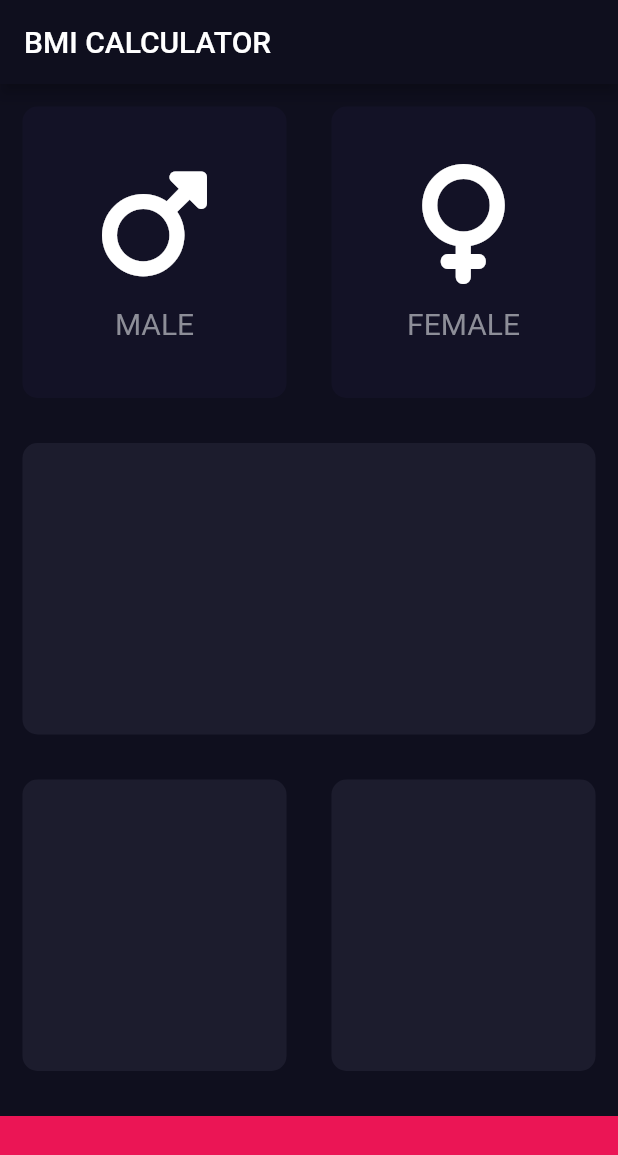
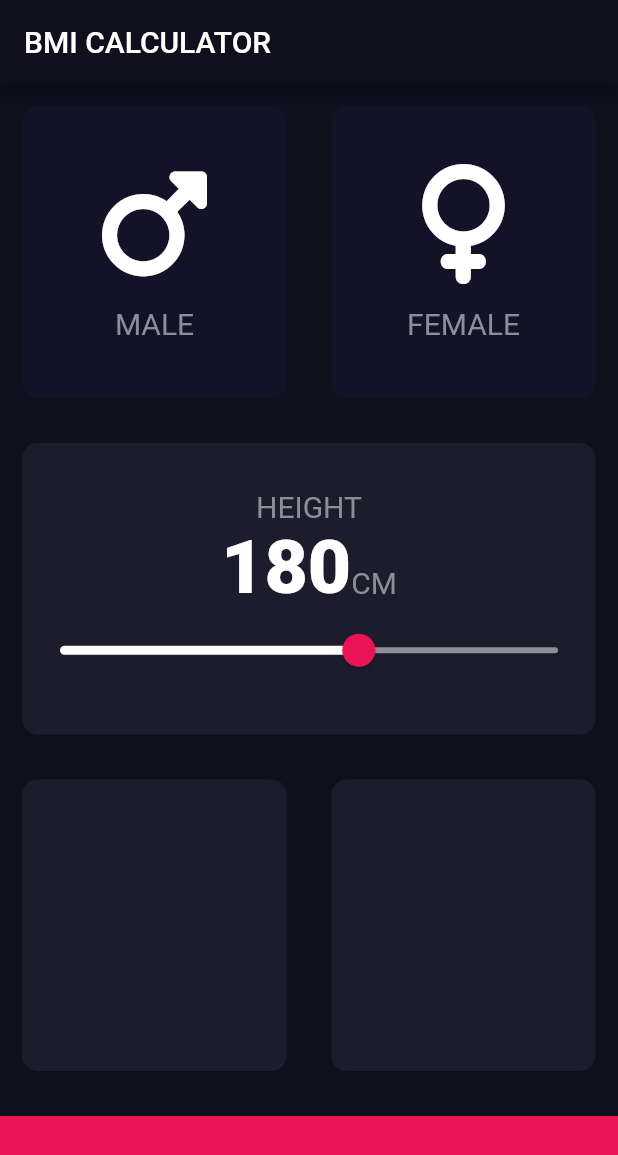
Before and after one commit to Florjadedan26/BMI_CALCULATOR, a Flutter app: the screen it shows after launch, on a phone screen of 412 x 824 dp. Shown: the top 1155 px of the screen. Run offline on Flutter 3.47's test engine with Material 2 defaults, Android fonts, the phone set to English and light mode, and no system bars; our stand-ins replace font_awesome_flutter.

```diff
--- a/lib/class.dart
+++ b/lib/class.dart
@@ -1,28 +1,28 @@
+import 'package:bmi_app/constant.dart';
 import 'package:flutter/material.dart';
 
 // icon content
 class ColumnCard extends StatelessWidget {
-   const ColumnCard({super.key, required this.cardIcon, required this.cardText});
+  const ColumnCard({super.key, required this.cardIcon, required this.cardText});
 
-  final IconData cardIcon;
+  final IconData? cardIcon;
   final String cardText;
 
   @override
   Widget build(BuildContext context) {
-    return Column (
+    return Column(
       mainAxisAlignment: MainAxisAlignment.center,
       children: [
-        Icon(cardIcon,
+        Icon(
+          cardIcon,
           size: 80.0,
         ),
         const SizedBox(
           height: 15.0,
         ),
-        Text(cardText,
-          style: const TextStyle(
-              fontSize: 20.0,
-              color: Color(0xFF8D8E98)
-          ),
+        Text(
+          cardText,
+          style: KTextLabel,
         ),
       ],
     );
@@ -31,10 +31,11 @@ class ColumnCard extends StatelessWidget {
 
 //card content
 class ReusableCard extends StatelessWidget {
-  const ReusableCard({super.key, required this.customColors , this.carChild, this.onPress});
+  const ReusableCard(
+      {super.key, required this.customColors, this.cardChild, this.onPress});
 
   final Color? customColors;
-  final Widget? carChild;
+  final Widget? cardChild;
   final VoidCallback? onPress;
 
   @override
@@ -47,7 +48,7 @@ class ReusableCard extends StatelessWidget {
           borderRadius: BorderRadius.circular(10),
           color: customColors,
         ),
-        child: carChild,
+        child: cardChild,
       ),
     );
   }
--- a/lib/const.dart
+++ /dev/null
@@ -1,12 +0,0 @@
-import 'package:flutter/material.dart';
-import 'package:font_awesome_flutter/font_awesome_flutter.dart';
-
-
-const activeCustomColor = Color(0xFF1C1C2D);
-const inactiveCustomColor = Color (0xFF131226);
-
-const bottomContainerHeight = 80.0;
-const bottomCustomColor = Color(0xFFEB1555);
-
-const cardIconMale = FontAwesomeIcons.mars;
-const cardIconeFemale = FontAwesomeIcons.venus;
--- /dev/null
+++ b/lib/constant.dart
@@ -0,0 +1,20 @@
+import 'package:flutter/material.dart';
+import 'package:font_awesome_flutter/font_awesome_flutter.dart';
+
+//color of card
+const KActiveCustomColor = Color(0xFF1C1C2D);
+const KInactiveCustomColor = Color(0xFF131226);
+
+//bottom section
+const KBottomContainerHeight = 80.0;
+const KBottomCustomColor = Color(0xFFEB1555);
+
+//icon of card
+const KCardIconMale = FontAwesomeIcons.mars;
+const KCardIconeFemale = FontAwesomeIcons.venus;
+
+//text of the card
+const KTextLabel = TextStyle(fontSize: 20.0, color: Color(0xFF8D8E98));
+
+//text of the slide
+const KHeightLabel = TextStyle(fontSize: 50.0, fontWeight: FontWeight.w900);
--- a/lib/input_page.dart
+++ b/lib/input_page.dart
@@ -1,6 +1,6 @@
 import 'package:flutter/material.dart';
 import 'class.dart';
-import 'const.dart';
+import 'constant.dart';
 
 enum EnumGender { male, female }
 
@@ -13,6 +13,7 @@ class InputPage extends StatefulWidget {
 
 class _InputPageState extends State<InputPage> {
   EnumGender? selectedGender;
+  int height = 180;
 
   @override
   Widget build(BuildContext context) {
@@ -21,39 +22,39 @@ class _InputPageState extends State<InputPage> {
           title: const Text("BMI CALCULATOR"),
         ),
         body: Column(
+          crossAxisAlignment: CrossAxisAlignment.stretch,
           children: [
             Expanded(
               child: Row(
                 children: [
                   Expanded(
                     child: ReusableCard(
-                      onPress: (){
+                      onPress: () {
                         setState(() {
                           selectedGender = EnumGender.male;
                         });
-
                       },
                       customColors: selectedGender == EnumGender.male
-                          ? activeCustomColor
-                          : inactiveCustomColor,
-                      carChild: ColumnCard(
-                        cardIcon: cardIconMale,
+                          ? KActiveCustomColor
+                          : KInactiveCustomColor,
+                      cardChild: ColumnCard(
+                        cardIcon: KCardIconMale,
                         cardText: 'MALE',
                       ),
                     ),
                   ),
                   Expanded(
                     child: ReusableCard(
-                      onPress: (){
+                      onPress: () {
                         setState(() {
                           selectedGender = EnumGender.female;
                         });
                       },
                       customColors: selectedGender == EnumGender.female
-                          ? activeCustomColor
-                          : inactiveCustomColor,
-                      carChild: ColumnCard(
-                        cardIcon: cardIconeFemale,
+                          ? KActiveCustomColor
+                          : KInactiveCustomColor,
+                      cardChild: ColumnCard(
+                        cardIcon: KCardIconeFemale,
                         cardText: "FEMALE",
                       ),
                     ),
@@ -63,8 +64,46 @@ class _InputPageState extends State<InputPage> {
             ),
 
             //the middle container
-            const Expanded(
-              child: ReusableCard(customColors: activeCustomColor),
+            Expanded(
+              child: ReusableCard(
+                customColors: KActiveCustomColor,
+                cardChild: Column(
+                  mainAxisAlignment: MainAxisAlignment.center,
+                  children: [
+                    Text('HEIGHT', style: KTextLabel),
+                    Row(
+                      mainAxisAlignment: MainAxisAlignment.center,
+                      crossAxisAlignment: CrossAxisAlignment.baseline,
+                      textBaseline: TextBaseline.alphabetic,
+                      children: [
+                        Text(height.toString(), style: KHeightLabel),
+                        Text('CM', style: KTextLabel),
+                      ],
+                    ),
+                    SliderTheme(
+                      data: SliderThemeData(
+                        activeTrackColor: Colors.white,
+                        inactiveTrackColor:Color(0xFF8D8E98) ,
+                        thumbColor: Color(0xFFEB1555),
+                        thumbShape: RoundSliderThumbShape(enabledThumbRadius: 11.0),
+                        overlayColor: Color(0x1FEB1555),
+                        overlayShape:
+                            RoundSliderOverlayShape(overlayRadius: 25),
+                      ),
+                      child: Slider(
+                        value: height.toDouble(),
+                        min: 120.0,
+                        max: 220.0,
+                        onChanged: (double newHeight) {
+                          setState(() {
+                            height = newHeight.round();
+                          });
+                        },
+                      ),
+                    )
+                  ],
+                ),
+              ),
             ),
 
             //second row at the bottom
@@ -72,20 +111,20 @@ class _InputPageState extends State<InputPage> {
               child: Row(
                 children: const [
                   Expanded(
-                    child: ReusableCard(customColors: activeCustomColor),
+                    child: ReusableCard(customColors: KActiveCustomColor),
                   ),
                   Expanded(
-                    child: ReusableCard(customColors: activeCustomColor),
+                    child: ReusableCard(customColors: KActiveCustomColor),
                   ),
                 ],
               ),
             ),
 
             Container(
-              color: bottomCustomColor,
+              color: KBottomCustomColor,
               margin: const EdgeInsets.only(top: 15),
               width: double.infinity,
-              height: bottomContainerHeight,
+              height: KBottomContainerHeight,
             )
           ],
         ));
```
